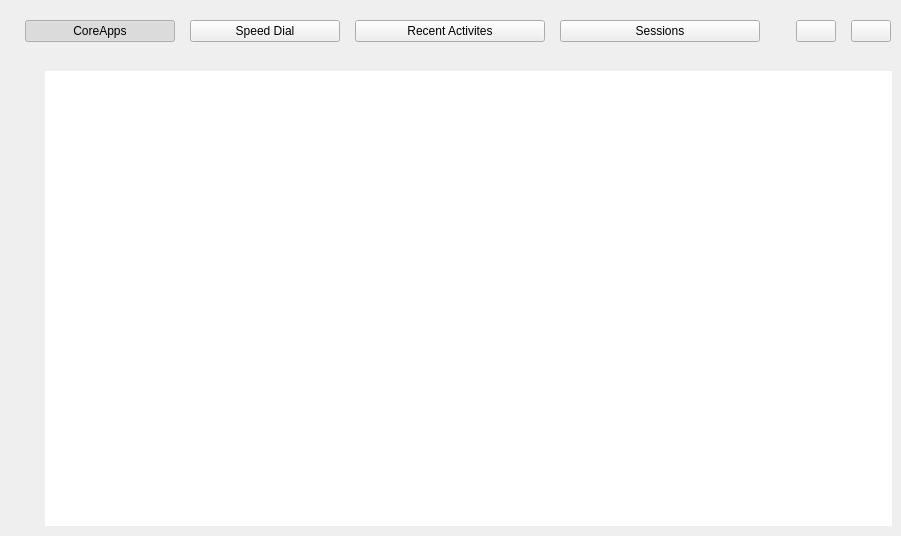
Qt form start.ui (s96Abrar/start) before a commit.
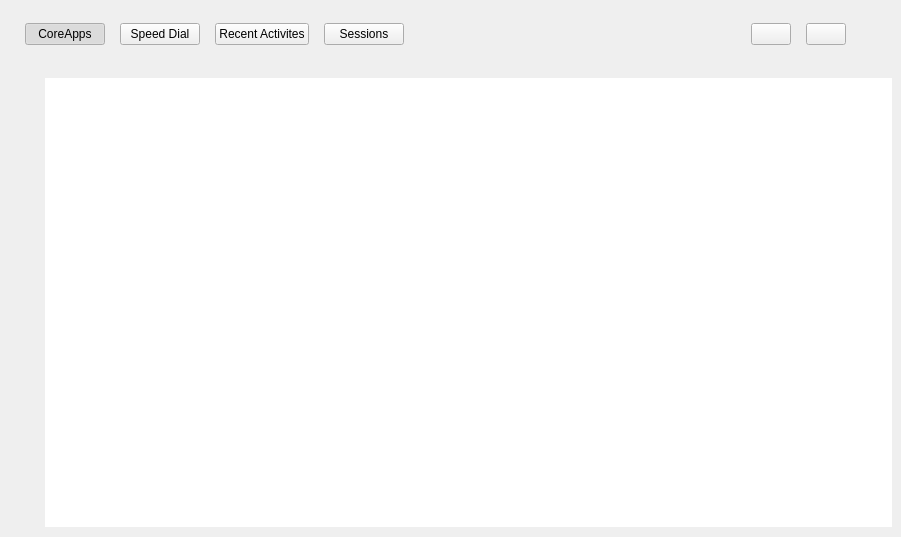
The same form after that commit. The open tabs and pages were chosen to show the change. Icons and pictures are not drawn. Custom widgets are drawn as their Qt base class.

What changed in the file:
```diff
--- a/start.ui
+++ b/start.ui
@@ -7,7 +7,7 @@
     <x>0</x>
     <y>0</y>
     <width>901</width>
-    <height>536</height>
+    <height>537</height>
    </rect>
   </property>
   <property name="windowTitle">
@@ -56,9 +56,15 @@
       </property>
       <item>
        <widget class="QPushButton" name="coreApps">
+        <property name="sizePolicy">
+         <sizepolicy hsizetype="Preferred" vsizetype="Fixed">
+          <horstretch>0</horstretch>
+          <verstretch>0</verstretch>
+         </sizepolicy>
+        </property>
         <property name="minimumSize">
          <size>
-          <width>150</width>
+          <width>0</width>
           <height>0</height>
          </size>
         </property>
@@ -81,9 +87,15 @@
       </item>
       <item>
        <widget class="QPushButton" name="speedDial">
+        <property name="sizePolicy">
+         <sizepolicy hsizetype="Preferred" vsizetype="Fixed">
+          <horstretch>0</horstretch>
+          <verstretch>0</verstretch>
+         </sizepolicy>
+        </property>
         <property name="minimumSize">
          <size>
-          <width>150</width>
+          <width>0</width>
           <height>0</height>
          </size>
         </property>
@@ -106,9 +118,15 @@
       </item>
       <item>
        <widget class="QPushButton" name="recentActivites">
+        <property name="sizePolicy">
+         <sizepolicy hsizetype="Preferred" vsizetype="Fixed">
+          <horstretch>0</horstretch>
+          <verstretch>0</verstretch>
+         </sizepolicy>
+        </property>
         <property name="minimumSize">
          <size>
-          <width>190</width>
+          <width>0</width>
           <height>0</height>
          </size>
         </property>
@@ -128,9 +146,15 @@
       </item>
       <item>
        <widget class="QPushButton" name="session">
+        <property name="sizePolicy">
+         <sizepolicy hsizetype="Preferred" vsizetype="Fixed">
+          <horstretch>0</horstretch>
+          <verstretch>0</verstretch>
+         </sizepolicy>
+        </property>
         <property name="minimumSize">
          <size>
-          <width>200</width>
+          <width>0</width>
           <height>0</height>
          </size>
         </property>
@@ -201,6 +225,32 @@
         </property>
        </widget>
       </item>
+      <item>
+       <widget class="QToolButton" name="menu">
+        <property name="text">
+         <string/>
+        </property>
+        <property name="icon">
+         <iconset resource="icons.qrc">
+          <normaloff>:/icons/menu.svg</normaloff>:/icons/menu.svg</iconset>
+        </property>
+        <property name="iconSize">
+         <size>
+          <width>22</width>
+          <height>22</height>
+         </size>
+        </property>
+        <property name="popupMode">
+         <enum>QToolButton::InstantPopup</enum>
+        </property>
+        <property name="autoRaise">
+         <bool>true</bool>
+        </property>
+        <property name="arrowType">
+         <enum>Qt::NoArrow</enum>
+        </property>
+       </widget>
+      </item>
      </layout>
     </widget>
    </item>
```
Left out of the diff: 32 changed lines with no effect on the pictures.
